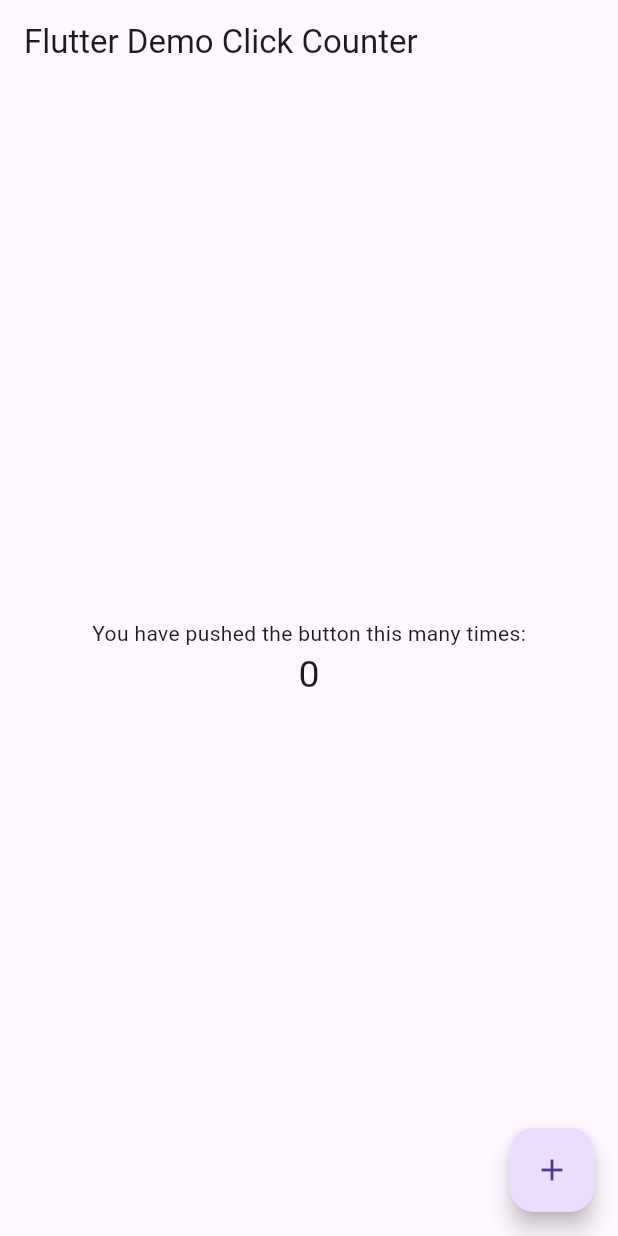
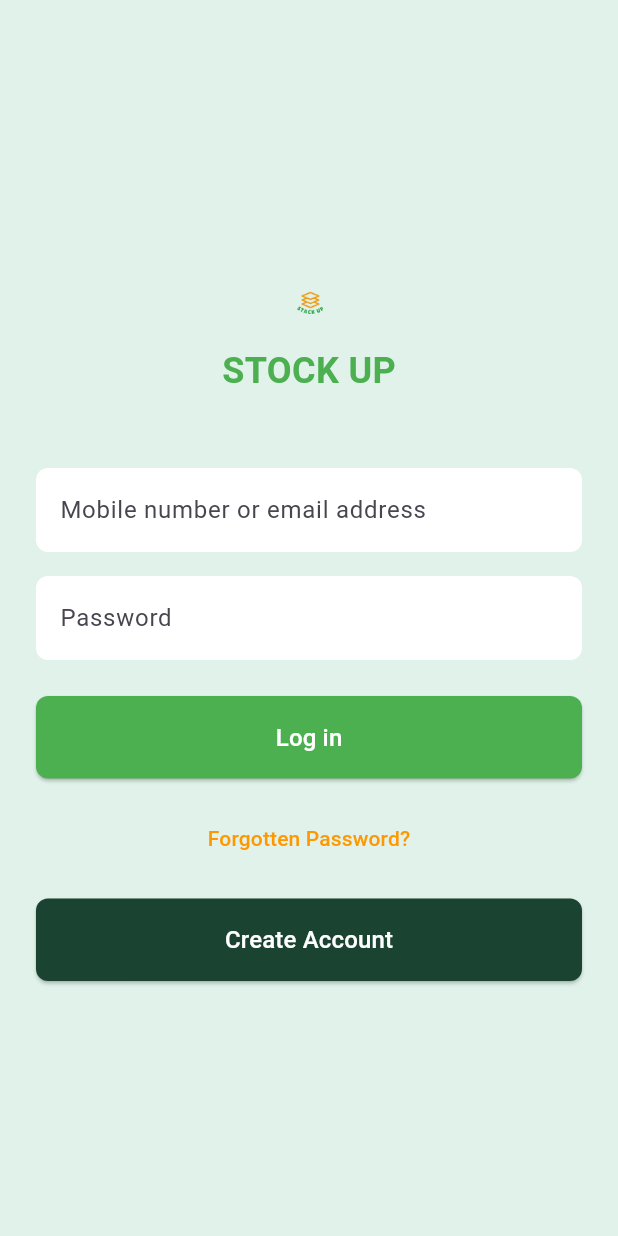
Before and after one commit to tomandjerry17/stocks, a Flutter app: the screen it shows after launch, on a phone screen of 412 x 824 dp. Run offline on Flutter 3.47's test engine with Material 3 defaults, Android fonts, the phone set to English and light mode, and no system bars.

Commit message:
new update

```diff
--- /dev/null
+++ b/lib/Pages/login_page.dart
@@ -0,0 +1,137 @@
+import 'package:flutter/material.dart';
+import 'signup_page.dart';
+import 'dashboard_page.dart';
+
+class LoginPage extends StatelessWidget {
+  const LoginPage({Key? key}) : super(key: key);
+
+  @override
+  Widget build(BuildContext context) {
+    return Scaffold(
+      backgroundColor: const Color(0xFFE0F2E9), // Light mint green background
+      body: SafeArea(
+        child: Padding(
+          padding: const EdgeInsets.symmetric(horizontal: 24.0),
+          child: Column(
+            mainAxisAlignment: MainAxisAlignment.center,
+            children: [
+              // Logo
+              Column(
+                children: [
+                  SizedBox(
+                    height: 60,
+                    child: Image.asset('Assets/logo.png'),
+                  ),
+                  const Text(
+                    'STOCK UP',
+                    style: TextStyle(
+                      color: Colors.green,
+                      fontSize: 24,
+                      fontWeight: FontWeight.bold,
+                    ),
+                  ),
+                ],
+              ),
+              const SizedBox(height: 48),
+
+              // Input fields
+              TextField(
+                decoration: InputDecoration(
+                  hintText: 'Mobile number or email address',
+                  filled: true,
+                  fillColor: Colors.white,
+                  border: OutlineInputBorder(
+                    borderRadius: BorderRadius.circular(8),
+                    borderSide: BorderSide.none,
+                  ),
+                ),
+              ),
+              const SizedBox(height: 16),
+              TextField(
+                obscureText: true,
+                decoration: InputDecoration(
+                  hintText: 'Password',
+                  filled: true,
+                  fillColor: Colors.white,
+                  border: OutlineInputBorder(
+                    borderRadius: BorderRadius.circular(8),
+                    borderSide: BorderSide.none,
+                  ),
+                ),
+              ),
+              const SizedBox(height: 24),
+
+              // Login button
+              SizedBox(
+                width: double.infinity,
+                child: ElevatedButton(
+                  onPressed: () {
+                    Navigator.push(
+                      context,
+                      MaterialPageRoute(
+                          builder: (context) => SalesReportPage()),
+                    );
+                  },
+                  style: ElevatedButton.styleFrom(
+                    backgroundColor: Colors.green,
+                    padding: const EdgeInsets.symmetric(vertical: 16),
+                    shape: RoundedRectangleBorder(
+                      borderRadius: BorderRadius.circular(8),
+                    ),
+                  ),
+                  child: const Text(
+                    'Log in',
+                    style: TextStyle(
+                      fontSize: 16,
+                      color: Colors.white, // White text color
+                    ),
+                  ),
+                ),
+              ),
+              const SizedBox(height: 16),
+              // Forgotten password
+              TextButton(
+                onPressed: () {},
+                child: const Text(
+                  'Forgotten Password?',
+                  style: TextStyle(
+                    color: Colors.orange,
+                    fontSize: 14,
+                  ),
+                ),
+              ),
+              const SizedBox(height: 16),
+
+              // Create account button
+              SizedBox(
+                width: double.infinity,
+                child: ElevatedButton(
+                  onPressed: () {
+                    Navigator.push(
+                      context,
+                      MaterialPageRoute(builder: (context) => SignUpPage()),
+                    );
+                  },
+                  style: ElevatedButton.styleFrom(
+                    backgroundColor: const Color(0xFF1B4332), // Darker green
+                    padding: const EdgeInsets.symmetric(vertical: 16),
+                    shape: RoundedRectangleBorder(
+                      borderRadius: BorderRadius.circular(8),
+                    ),
+                  ),
+                  child: const Text(
+                    'Create Account',
+                    style: TextStyle(
+                      fontSize: 16,
+                      color: Colors.white, // White text color
+                    ),
+                  ),
+                ),
+              ),
+            ],
+          ),
+        ),
+      ),
+    );
+  }
+}
--- a/lib/main.dart
+++ b/lib/main.dart
@@ -1,92 +1,23 @@
 import 'package:flutter/material.dart';
+import 'Pages/login_page.dart';
+//import 'Pages/dashboard_page.dart';
+//import 'Pages/signup_page.dart';
 
-void main() => runApp(const MyApp());
+void main() {
+  runApp(MyApp());
+}
 
 class MyApp extends StatelessWidget {
-  const MyApp({super.key});
-  static const String _title = 'Flutter Stateful Clicker Counter';
-  // This widget is the root of your application.
   @override
   Widget build(BuildContext context) {
     return MaterialApp(
-      title: _title,
-      theme: ThemeData(
-        // useMaterial3: false,
-        primarySwatch: Colors.blue,
-      ),
-      home: const MyHomePage(),
+      home: LoginPage(),
+      debugShowCheckedModeBanner: false,
     );
   }
 }
 
-class MyHomePage extends StatefulWidget {
-  const MyHomePage({super.key});
-  // This widget is the home page of your application. It is stateful, meaning
-  // that it has a State object (defined below) that contains fields that affect
-  // how it looks.
-  // This class is the configuration for the state.
-  @override
-  _MyHomePageState createState() => _MyHomePageState();
+@override
+Widget build(BuildContext context) {
+  return Scaffold();
 }
-
-class _MyHomePageState extends State<MyHomePage> {
-  int _counter = 0;
-
-  void _incrementCounter() {
-    setState(() {
-      // This call to setState tells the Flutter framework that something has
-      // changed in this State, which causes it to rerun the build method below
-      // so that the display can reflect the updated values. If we changed
-      // _counter without calling setState(), then the build method would not be
-      // called again, and so nothing would appear to happen.
-      _counter++;
-    });
-  }
-
-  @override
-  Widget build(BuildContext context) {
-    // This method is rerun every time setState is called, for instance as done
-    // by the _incrementCounter method above.
-    //
-    // The Flutter framework has been optimized to make rerunning build methods
-    // fast, so that you can just rebuild anything that needs updating rather
-    // than having to individually change instances of widgets.
-    return Scaffold(
-      appBar: AppBar(
-        // Here we take the value from the MyHomePage object that was created by
-        // the App.build method, and use it to set our appbar title.
-        title: const Text('Flutter Demo Click Counter'),
-      ),
-      body: Center(
-        // Center is a layout widget. It takes a single child and positions it
-        // in the middle of the parent.
-        child: Column(
-          // Column is also a layout widget. It takes a list of children and
-          // arranges them vertically. By default, it sizes itself to fit its
-          // children horizontally, and tries to be as tall as its parent.
-          //
-          // Column has various properties to control how it sizes itself and
-          // how it positions its children. Here we use mainAxisAlignment to
-          // center the children vertically; the main axis here is the vertical
-          // axis because Columns are vertical (the cross axis would be
-          // horizontal).
-          mainAxisAlignment: MainAxisAlignment.center,
-          children: <Widget>[
-            const Text(
-              'You have pushed the button this many times:',
-            ),
-            Text(
-              '$_counter',
-              style: const TextStyle(fontSize: 25),
-            ),
-          ],
-        ),
-      ),
-      floatingActionButton: FloatingActionButton(
-        onPressed: _incrementCounter,
-        tooltip: 'Increment',
-        child: const Icon(Icons.add),
-      ),
-    );
-  }
-}
--- a/pubspec.yaml
+++ b/pubspec.yaml
@@ -17,8 +17,9 @@ dev_dependencies:
 
 flutter:
   uses-material-design: true
-  # assets:
-  #  - images/a_dot_burr.jpeg
+
+  assets:
+  - Assets/logo.png
   #  - images/a_dot_ham.jpeg
   # fonts:
   #   - family: Schyler
```
Also changed, not shown: lib/Pages/dashboard_page.dart (added, +282 -0 lines), lib/Pages/signup_page.dart (added, +145 -0 lines), Assets/logo.png (added).
